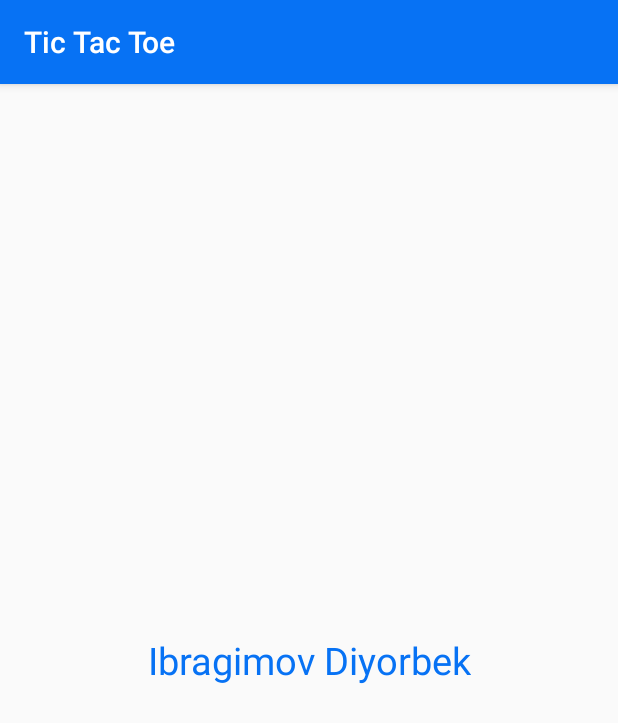
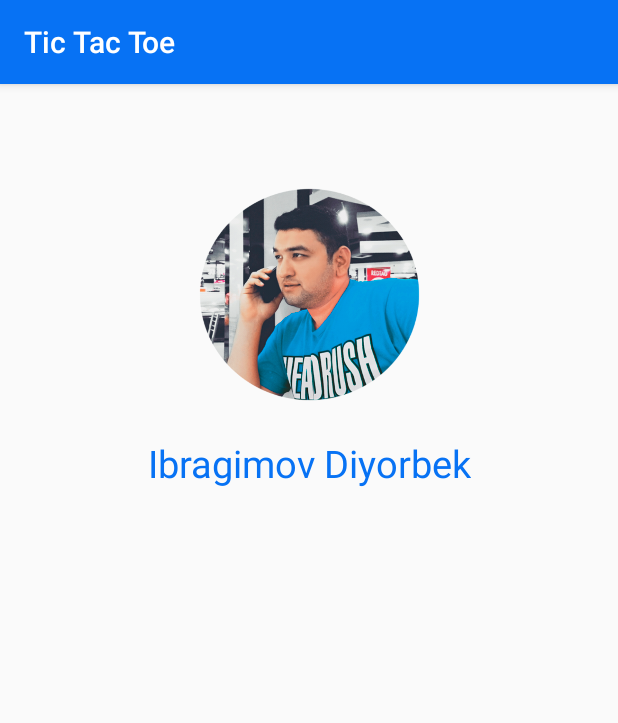
Before and after one commit to ibragimov96/TicTacToe, an Android app: the DeveloperActivity screen opened directly, with no data from a screen before it, on a phone screen of 412 x 824 dp. Shown: the top 723 px of the screen. Run offline under Robolectric (Android 15) with nearby library versions, the phone set to English and light mode, and no system bars; Roboto replaces fonts that are not available here.

Commit message:
Bugs fixed

```diff
--- a/app/src/main/res/layout/activity_developer.xml
+++ b/app/src/main/res/layout/activity_developer.xml
@@ -6,15 +6,26 @@
     android:layout_height="match_parent"
     tools:context=".DeveloperActivity">
 
+    <ImageView
+        android:id="@+id/dev_ic"
+        android:src="@drawable/developer_ico"
+        android:layout_marginTop="65dp"
+        android:layout_width="150dp"
+        android:layout_height="150dp"
+        app:layout_constraintEnd_toEndOf="parent"
+        app:layout_constraintStart_toStartOf="parent"
+        app:layout_constraintTop_toTopOf="parent"
+        app:layout_constraintBottom_toTopOf="@+id/textView_dev"/>
+
     <TextView
         android:id="@+id/textView_dev"
         android:layout_width="wrap_content"
         android:layout_height="wrap_content"
         android:text="@string/nam_sur"
-        app:layout_constraintBottom_toBottomOf="parent"
         app:layout_constraintEnd_toEndOf="parent"
         app:layout_constraintStart_toStartOf="parent"
-        app:layout_constraintTop_toTopOf="parent"
+        app:layout_constraintTop_toBottomOf="@+id/dev_ic"
         android:textSize="25sp"
+        android:layout_marginTop="20dp"
         android:textColor="@color/colorPrimaryDark"/>
 </androidx.constraintlayout.widget.ConstraintLayout>
```
Also changed, not shown: app/src/main/res/drawable/developer_ico.png (added).
